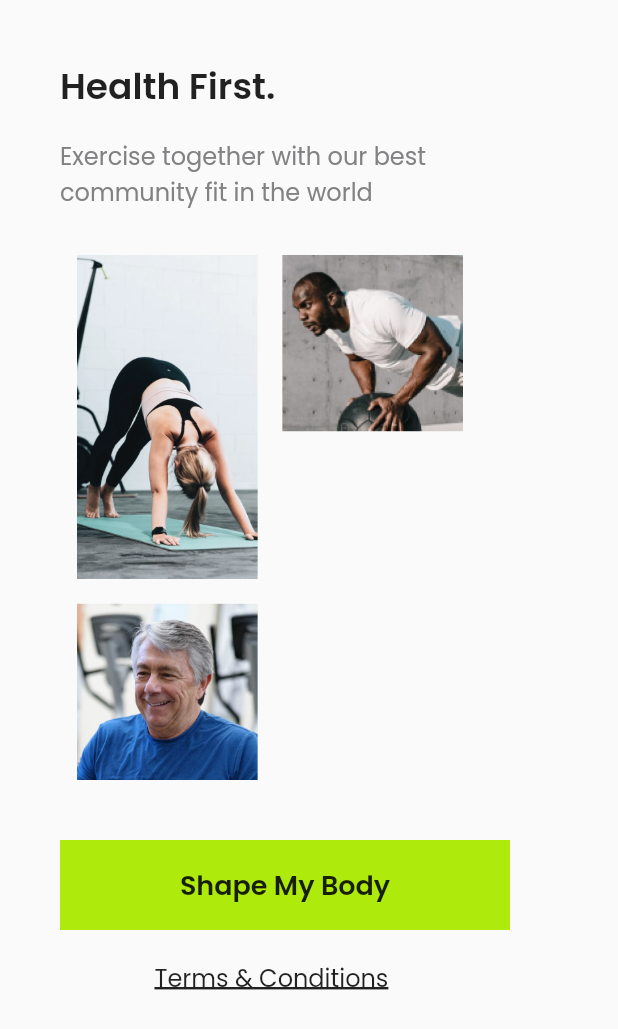
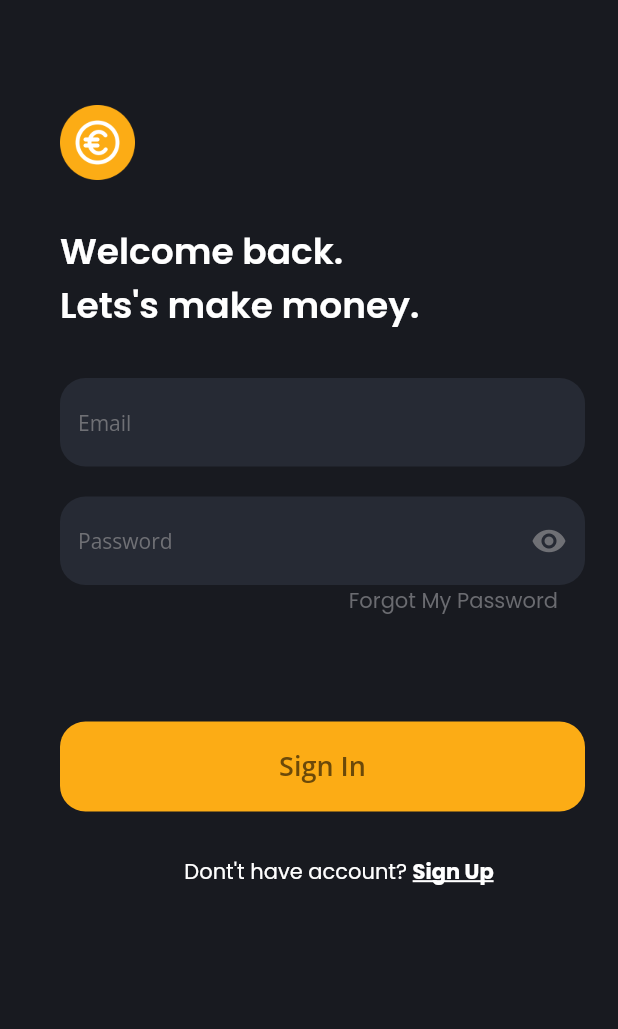
Before and after one commit to zakariyah24/sevendays-slicing, a Flutter app: the screen it shows after launch, on a phone screen of 412 x 824 dp. Shown: the top 1029 px of the screen. Run offline on Flutter 3.47's test engine with Material 2 defaults, Android fonts, the phone set to English and light mode, and no system bars; our stand-ins replace google_fonts.

Commit message:
add first sign in

```diff
--- a/lib/main.dart
+++ b/lib/main.dart
@@ -1,4 +1,5 @@
 import 'package:flutter/material.dart';
+import 'package:sevendays/pages/first_signin.dart';
 import 'package:sevendays/pages/first_splash.dart';
 import 'package:sevendays/pages/first_started.dart';
 import 'package:sevendays/pages/second_started.dart';
@@ -15,7 +16,7 @@ class SevenDays extends StatelessWidget {
   Widget build(BuildContext context) {
     return const MaterialApp(
       debugShowCheckedModeBanner: false,
-      home: SecondStarted(),
+      home: FirstSignin(),
     );
   }
 }
--- /dev/null
+++ b/lib/pages/first_signin.dart
@@ -0,0 +1,145 @@
+import 'package:flutter/material.dart';
+import 'package:google_fonts/google_fonts.dart';
+
+class FirstSignin extends StatelessWidget {
+  const FirstSignin({Key? key}) : super(key: key);
+
+  @override
+  Widget build(BuildContext context) {
+    return SafeArea(
+      child: Scaffold(
+        backgroundColor: const Color(0xff181A20),
+        body: SingleChildScrollView(
+          child: Padding(
+            padding: const EdgeInsets.only(left: 40, top: 70),
+            child: Column(
+              crossAxisAlignment: CrossAxisAlignment.start,
+              children: [
+                Image.asset(
+                  "assets/coin_icon.png",
+                  width: 50,
+                ),
+                const SizedBox(
+                  height: 30,
+                ),
+                Text(
+                  "Welcome back. \nLets's make money.",
+                  style: GoogleFonts.poppins(
+                      color: Colors.white,
+                      fontSize: 24,
+                      fontWeight: FontWeight.w600),
+                ),
+                const SizedBox(
+                  height: 30,
+                ),
+                SizedBox(
+                  width: 350,
+                  child: TextFormField(
+                    style:
+                        GoogleFonts.openSans(color: Colors.white, fontSize: 14),
+                    decoration: InputDecoration(
+                        fillColor: Color(0xff262A34),
+                        filled: true,
+                        border: OutlineInputBorder(
+                            borderRadius: BorderRadius.circular(17),
+                            borderSide: BorderSide.none),
+                        hintText: "Email",
+                        hintStyle: GoogleFonts.openSans(
+                            color: const Color(0xff6F7075))),
+                  ),
+                ),
+                const SizedBox(
+                  height: 20,
+                ),
+                SizedBox(
+                  width: 350,
+                  child: TextFormField(
+                    obscureText: true,
+                    style:
+                        GoogleFonts.openSans(color: Colors.white, fontSize: 14),
+                    decoration: InputDecoration(
+                      fillColor: Color(0xff262A34),
+                      filled: true,
+                      border: OutlineInputBorder(
+                          borderRadius: BorderRadius.circular(17),
+                          borderSide: BorderSide.none),
+                      hintText: "Password",
+                      hintStyle: GoogleFonts.openSans(
+                        color: const Color(0xff6F7075),
+                      ),
+                      suffixIcon: const Icon(
+                        Icons.visibility,
+                        color: Color(0xff6F7075),
+                      ),
+                    ),
+                  ),
+                ),
+                Row(
+                  mainAxisAlignment: MainAxisAlignment.end,
+                  children: [
+                    Padding(
+                      padding: const EdgeInsets.only(right: 40),
+                      child: Text(
+                        "Forgot My Password",
+                        style: GoogleFonts.poppins(
+                            color: Color(0xff6A6B70), fontSize: 14),
+                      ),
+                    ),
+                  ],
+                ),
+                const SizedBox(
+                  height: 70,
+                ),
+                SizedBox(
+                  child: TextButton(
+                    style: TextButton.styleFrom(
+                      backgroundColor: const Color(0xffFCAC15),
+                      shape: RoundedRectangleBorder(
+                        borderRadius: BorderRadius.circular(17),
+                      ),
+                    ),
+                    onPressed: (() {}),
+                    child: Text(
+                      "Sign In",
+                      style: GoogleFonts.openSans(
+                          fontSize: 18,
+                          fontWeight: FontWeight.w600,
+                          color: const Color(0xff6B4909)),
+                    ),
+                  ),
+                  height: 60,
+                  width: 350,
+                ),
+                const SizedBox(
+                  height: 30,
+                ),
+                Row(
+                  mainAxisAlignment: MainAxisAlignment.center,
+                  children: [
+                    Text(
+                      "Dont't have account? ",
+                      style: GoogleFonts.poppins(
+                        color: Colors.white,
+                        fontSize: 14,
+                      ),
+                    ),
+                    Text(
+                      "Sign Up",
+                      style: GoogleFonts.poppins(
+                        color: Colors.white,
+                        fontSize: 14,
+                        fontWeight: FontWeight.bold,
+                        decoration: TextDecoration.underline,
+                        decorationThickness: 2,
+                      ),
+                    ),
+                  ],
+                )
+              ],
+            ),
+          ),
+        ),
+      ),
+    );
+  }
+}
```
Also changed, not shown: assets/bill_icon.png (added), assets/coin_icon.png (added).
